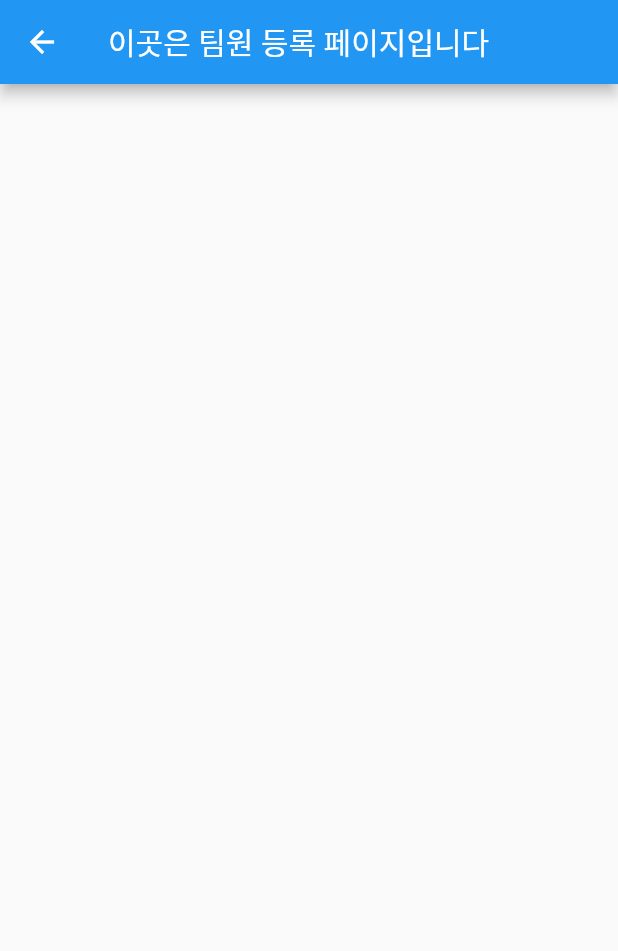
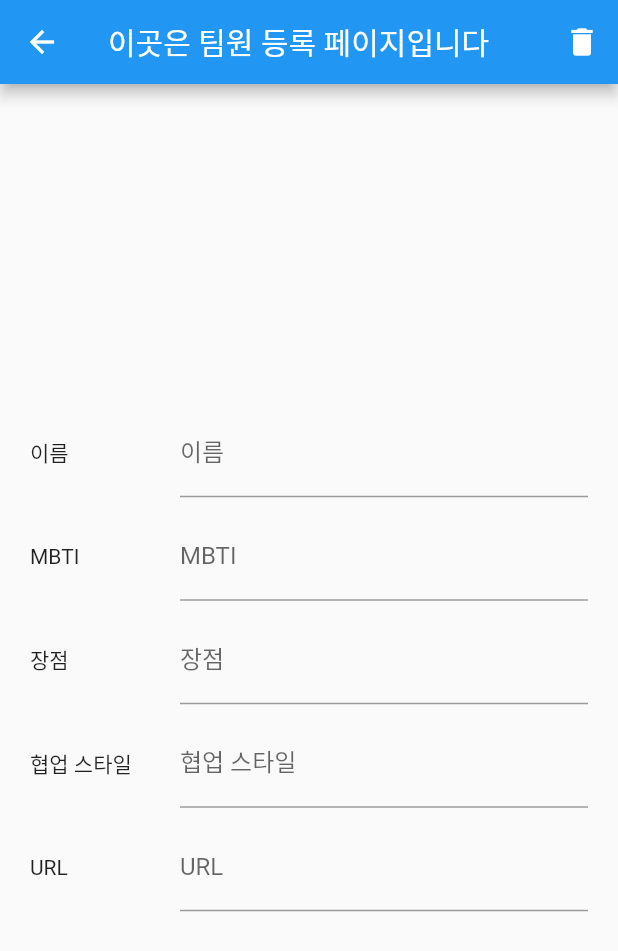
Before and after one commit to lcho3878/teampage, a Flutter app: the MemberAdd screen opened directly, on a phone screen of 412 x 824 dp. Shown: the top 951 px of the screen. Run offline on Flutter 3.47's test engine with Material 2 defaults, Android fonts, the phone set to English and light mode, and no system bars.

Commit message:
textfield create

```diff
--- a/lib/main.dart
+++ b/lib/main.dart
@@ -104,14 +104,135 @@ class TeamMember extends StatelessWidget {
   }
 }
 
-//팀원 등록 페이지
+// 팀원 등록 페이지
 class MemberAdd extends StatelessWidget {
   const MemberAdd({Key? key}) : super(key: key);
+
   @override
   Widget build(BuildContext context) {
     return Scaffold(
       appBar: AppBar(
         title: Text('이곳은 팀원 등록 페이지입니다'),
+        actions: [
+          IconButton(
+            icon: Icon(Icons.delete),
+            onPressed: () {
+              showDialog(
+                context: context,
+                builder: (BuildContext context) {
+                  return AlertDialog(
+                    title: Text('삭제 확인'),
+                    content: Text('정말로 삭제하시겠습니까?'),
+                    actions: [
+                      TextButton(
+                        child: Text('취소'),
+                        onPressed: () {
+                          Navigator.of(context).pop(); // 다이얼로그 닫기
+                        },
+                      ),
+                      TextButton(
+                        child: Text('삭제'),
+                        onPressed: () {
+                          // 삭제 동작을 수행하는 코드를 여기에 추가하세요.
+                          Navigator.of(context).pop(); // 다이얼로그 닫기
+                        },
+                      ),
+                    ],
+                  );
+                },
+              );
+            },
+          ),
+        ],
+      ),
+      body: Center(
+        child: Padding(
+          padding: const EdgeInsets.all(20.0),
+          child: Column(
+            mainAxisAlignment: MainAxisAlignment.center,
+            children: [
+              Row(
+                children: [
+                  SizedBox(
+                    width: 100,
+                    child: Text('이름'),
+                  ),
+                  Expanded(
+                    child: TextField(
+                      decoration: InputDecoration(
+                        labelText: '이름',
+                      ),
+                    ),
+                  ),
+                ],
+              ),
+              SizedBox(height: 10),
+              Row(
+                children: [
+                  SizedBox(
+                    width: 100,
+                    child: Text('MBTI'),
+                  ),
+                  Expanded(
+                    child: TextField(
+                      decoration: InputDecoration(
+                        labelText: 'MBTI',
+                      ),
+                    ),
+                  ),
+                ],
+              ),
+              SizedBox(height: 10),
+              Row(
+                children: [
+                  SizedBox(
+                    width: 100,
+                    child: Text('장점'),
+                  ),
+                  Expanded(
+                    child: TextField(
+                      decoration: InputDecoration(
+                        labelText: '장점',
+                      ),
+                    ),
+                  ),
+                ],
+              ),
+              SizedBox(height: 10),
+              Row(
+                children: [
+                  SizedBox(
+                    width: 100,
+                    child: Text('협업 스타일'),
+                  ),
+                  Expanded(
+                    child: TextField(
+                      decoration: InputDecoration(
+                        labelText: '협업 스타일',
+                      ),
+                    ),
+                  ),
+                ],
+              ),
+              SizedBox(height: 10),
+              Row(
+                children: [
+                  SizedBox(
+                    width: 100,
+                    child: Text('URL'),
+                  ),
+                  Expanded(
+                    child: TextField(
+                      decoration: InputDecoration(
+                        labelText: 'URL',
+                      ),
+                    ),
+                  ),
+                ],
+              ),
+            ],
+          ),
+        ),
       ),
     );
   }
```
